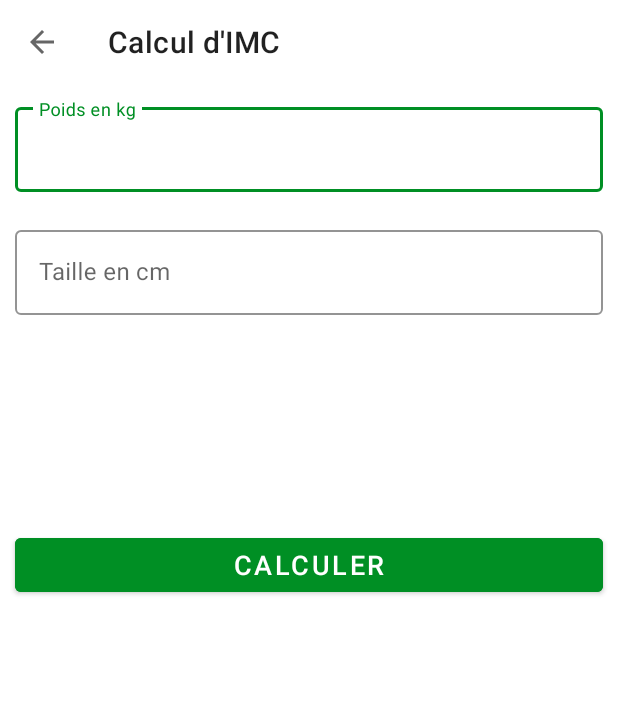
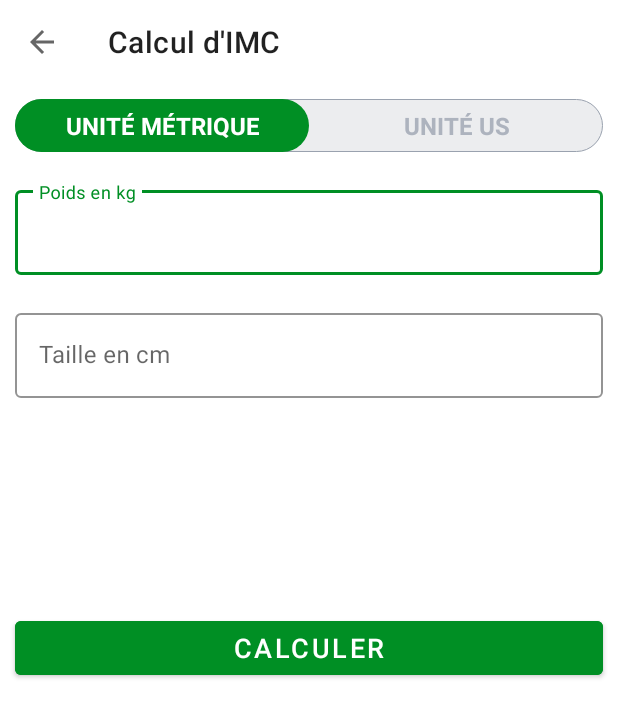
Before and after one commit to cyberplanete/7MinutesMusculations_Kotlin, an Android app: the IMCActivity screen opened directly, with no data from a screen before it, on a phone screen of 412 x 824 dp. Shown: the top 717 px of the screen. Run offline under Robolectric (Android 15) with nearby library versions, the phone set to English and light mode, and no system bars.

Commit message:
Ajout custom radioGroup avec des RadioButtons

```diff
--- /dev/null
+++ b/app/src/main/res/drawable/drawable_radio_group_tab_background.xml
@@ -0,0 +1,13 @@
+<?xml version="1.0" encoding="utf-8"?>
+<shape xmlns:android="http://schemas.android.com/apk/res/android"
+    android:shape="rectangle">
+
+
+    <solid android:color="#ecedef"></solid>
+    <stroke
+        android:width="0.5dp"
+        android:color="#9aa2af" />
+    <corners android:radius="30dp"></corners>
+
+
+</shape>
--- /dev/null
+++ b/app/src/main/res/drawable/drawable_rectangulaire_tab_selector.xml
@@ -0,0 +1,9 @@
+<?xml version="1.0" encoding="utf-8"?>
+<selector xmlns:android="http://schemas.android.com/apk/res/android" >
+    <item android:state_checked="true">
+        <shape android:shape="rectangle">
+            <solid android:color="@color/colorAccent"></solid>
+            <corners android:radius="30dp"></corners>
+        </shape>
+    </item>
+</selector>
--- /dev/null
+++ b/app/src/main/res/drawable/drawable_rectangulaire_tab_selector_text_color.xml
@@ -0,0 +1,6 @@
+<?xml version="1.0" encoding="utf-8"?>
+<selector xmlns:android="http://schemas.android.com/apk/res/android">
+    <item android:color = "#ffffff" android:state_checked="true" />
+
+    <item android:color = "#adb3be" android:state_checked="false" />
+</selector>
--- a/app/src/main/res/drawable/objet_rectangulaire_color_accent_bordure.xml
+++ /dev/null
@@ -1,9 +0,0 @@
-<?xml version="1.0" encoding="utf-8"?>
-<shape xmlns:android="http://schemas.android.com/apk/res/android"
-    android:shape="rectangle">
-    <stroke
-        android:width="5dp"
-        android:color="@color/colorAccent" />
-    <solid android:color="@color/white" />
-</shape>
-<!--Utilisé pour créer un effet sur le bouton-->
--- a/app/src/main/res/layout/activity_imc.xml
+++ b/app/src/main/res/layout/activity_imc.xml
@@ -10,16 +10,56 @@
         android:id="@+id/toolbar_imc_activity"
         android:layout_width="match_parent"
         android:layout_height="?android:attr/actionBarSize"
-        android:background="@color/white"
-        />
+        android:background="@color/white" />
+
+    <RadioGroup
+        android:id="@+id/rgUnits"
+        android:layout_width="match_parent"
+        android:layout_height="wrap_content"
+        android:layout_below="@id/toolbar_imc_activity"
+        android:layout_margin="10dp"
+        android:background="@drawable/drawable_radio_group_tab_background"
+        android:orientation="horizontal"
+        >
+        <RadioButton
+            android:id="@+id/rbMetricsUnits"
+            android:layout_width="0dp"
+            android:layout_height="35dp"
+            android:layout_weight="0.5"
+            android:background="@drawable/drawable_rectangulaire_tab_selector"
+            android:button="@null"
+            android:checked="true"
+            android:gravity="center"
+            android:text="UNITÉ MÉTRIQUE"
+            android:textColor="@drawable/drawable_rectangulaire_tab_selector_text_color"
+            android:textSize="16dp"
+            android:textStyle="bold" />
+
+<!--   android:layout_weight="0.5" c'est ce qui permet un partage       -->
+        <RadioButton
+            android:id="@+id/rbUSUnits"
+            android:layout_width="0dp"
+            android:layout_height="35dp"
+            android:layout_weight="0.5"
+            android:background="@drawable/drawable_rectangulaire_tab_selector"
+            android:button="@null"
+            android:checked="false"
+            android:gravity="center"
+            android:text="UNITÉ US"
+            android:textColor="@drawable/drawable_rectangulaire_tab_selector_text_color"
+            android:textSize="16dp"
+            android:textStyle="bold" />
+
+    </RadioGroup>
+
 
     <com.google.android.material.textfield.TextInputLayout
         android:id="@+id/tilMetricUnitWeight"
         style="@style/Widget.MaterialComponents.TextInputLayout.OutlinedBox"
         android:layout_width="match_parent"
         android:layout_height="wrap_content"
+        android:layout_below="@id/rgUnits"
         android:layout_margin="10dp"
-        android:layout_below="@id/toolbar_imc_activity"
         app:boxStrokeColor="@color/colorAccent"
         app:hintTextColor="@color/colorAccent">
 
@@ -108,6 +148,7 @@
 
 
     </LinearLayout>
+
     <Button
         android:id="@+id/btnCalculateIMC"
         android:layout_width="match_parent"
```
